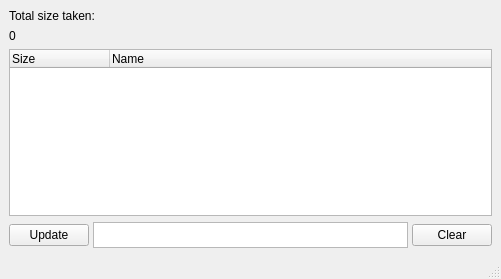
Old version of the form QT_BetterFileInfoProject/mainwindow.ui in the repository kamkaair/QT_BetterFileInfo.
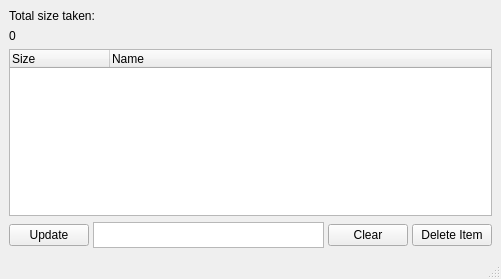
New version of the form.

Commit message: Added a wip ability to delete entries, confirmation window, minor optimizations

Diff of the .ui file:
```diff
--- a/QT_BetterFileInfoProject/mainwindow.ui
+++ b/QT_BetterFileInfoProject/mainwindow.ui
@@ -79,6 +79,13 @@
         </property>
        </widget>
       </item>
+      <item>
+       <widget class="QPushButton" name="pushButton_3">
+        <property name="text">
+         <string>Delete Item</string>
+        </property>
+       </widget>
+      </item>
      </layout>
     </item>
    </layout>
```
The commit also changes 3 other files.
